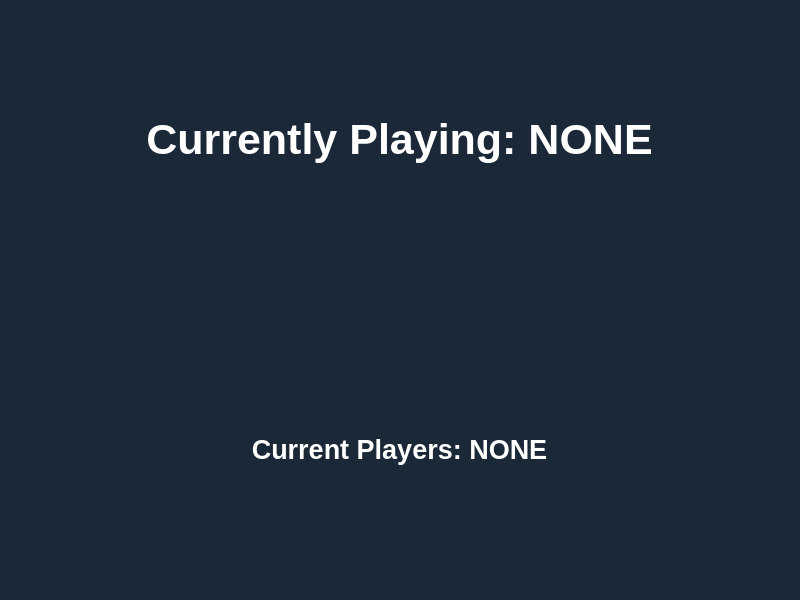
Before: the Qt Designer form window.ui in TXOG/SteamCount, drawn with Qt 5.
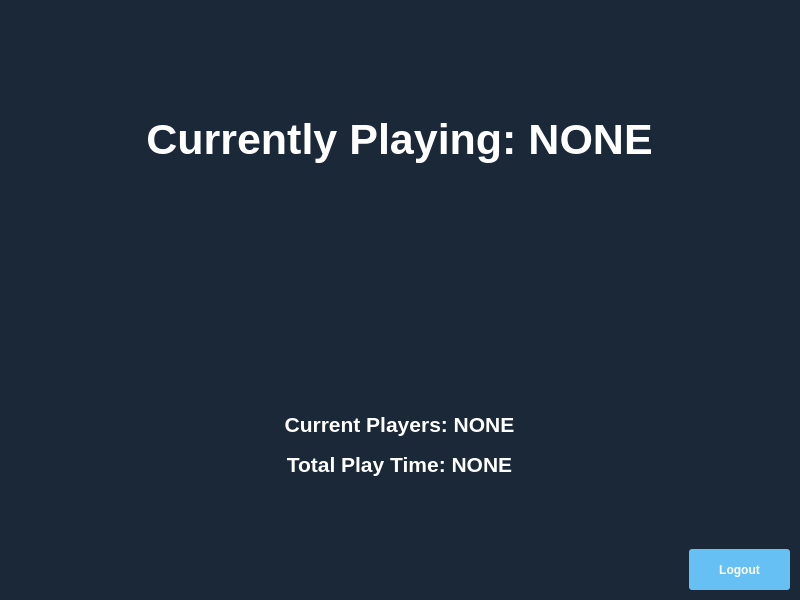
After: the same form once the commit is applied. The open tabs and pages were chosen to show the change. Icons and pictures are not drawn.

What changed in the file:
```diff
--- a/window.ui
+++ b/window.ui
@@ -217,15 +217,15 @@
       <property name="geometry">
        <rect>
         <x>0</x>
-        <y>420</y>
+        <y>410</y>
         <width>801</width>
-        <height>61</height>
+        <height>31</height>
        </rect>
       </property>
       <property name="font">
        <font>
         <family>Segoe UI</family>
-        <pointsize>20</pointsize>
+        <pointsize>16</pointsize>
         <bold>true</bold>
        </font>
       </property>
@@ -280,6 +280,70 @@
        <set>Qt::AlignRight|Qt::AlignTrailing|Qt::AlignVCenter</set>
       </property>
      </widget>
+     <widget class="QPushButton" name="logoutButton">
+      <property name="geometry">
+       <rect>
+        <x>690</x>
+        <y>550</y>
+        <width>101</width>
+        <height>41</height>
+       </rect>
+      </property>
+      <property name="font">
+       <font>
+        <bold>true</bold>
+       </font>
+      </property>
+      <property name="layoutDirection">
+       <enum>Qt::LeftToRight</enum>
+      </property>
+      <property name="styleSheet">
+       <string notr="true">QPushButton {
+    background-color: #66c0f4;
+    color: #ffffff;
+    border: none;
+    padding: 8px;
+    border-radius: 3px;
+}
+
+QPushButton:hover {
+    background-color: #005fa3;
+	transform: scale(0.8);
+}</string>
+      </property>
+      <property name="text">
+       <string>Logout</string>
+      </property>
+      <property name="flat">
+       <bool>false</bool>
+      </property>
+     </widget>
+     <widget class="QLabel" name="playerGameTime">
+      <property name="geometry">
+       <rect>
+        <x>0</x>
+        <y>450</y>
+        <width>801</width>
+        <height>31</height>
+       </rect>
+      </property>
+      <property name="font">
+       <font>
+        <family>Segoe UI</family>
+        <pointsize>16</pointsize>
+        <bold>true</bold>
+       </font>
+      </property>
+      <property name="styleSheet">
+       <string notr="true">color: rgb(255, 255, 255);</string>
+      </property>
+      <property name="text">
+       <string>Total Play Time: NONE</string>
+      </property>
+      <property name="alignment">
+       <set>Qt::AlignCenter</set>
+      </property>
+     </widget>
     </widget>
    </widget>
   </widget>
```
